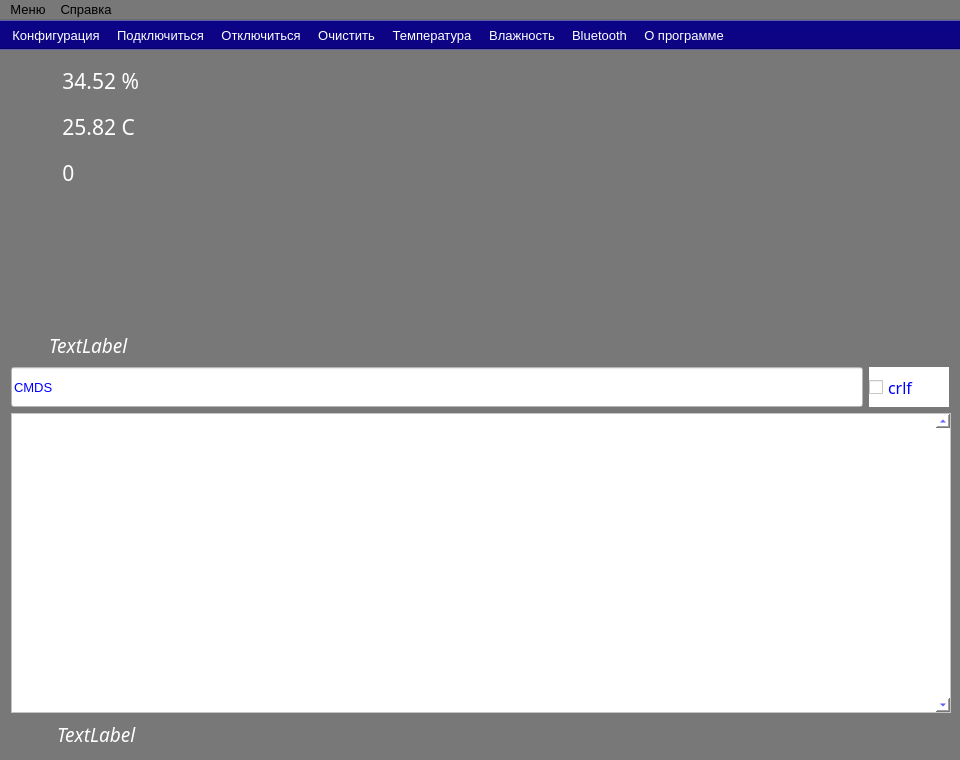
This is mainwindow.ui in salara1960/CO2_tools as Qt 5 draws it before an edit. The edited form follows.
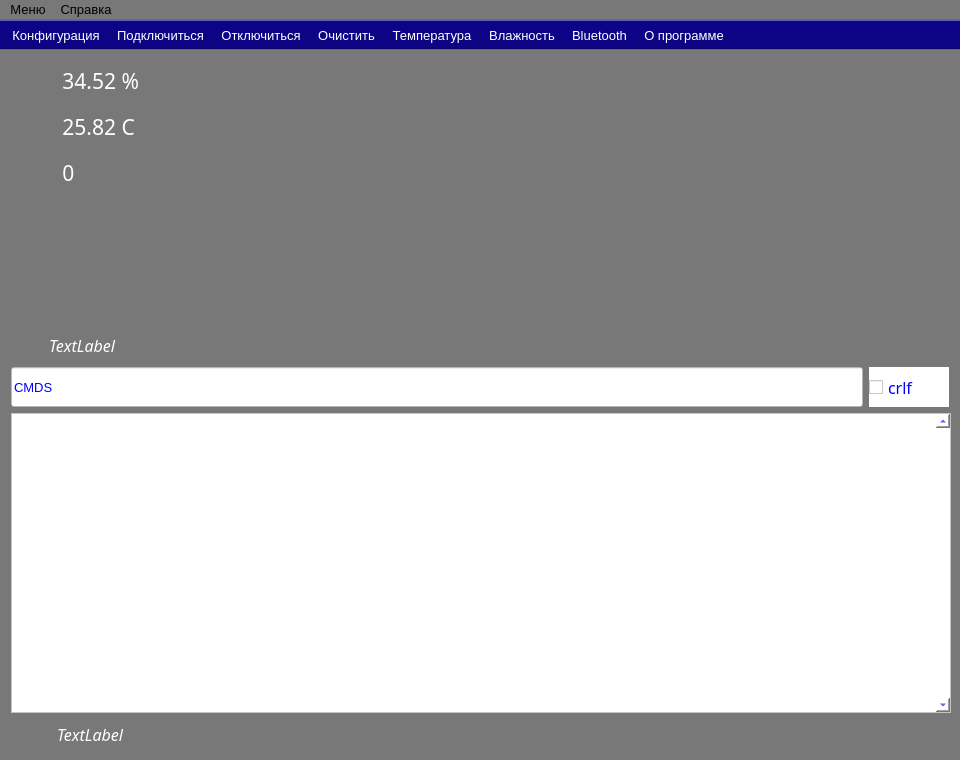
This is the edited form. Icons and pictures are not drawn.

Patch:
```diff
--- a/mainwindow.ui
+++ b/mainwindow.ui
@@ -832,7 +832,7 @@
         <property name="font">
          <font>
           <family>Sans Serif</family>
-          <pointsize>14</pointsize>
+          <pointsize>12</pointsize>
           <weight>50</weight>
           <italic>true</italic>
           <bold>false</bold>
@@ -976,7 +976,7 @@
       <property name="font">
        <font>
         <family>Sans Serif</family>
-        <pointsize>14</pointsize>
+        <pointsize>12</pointsize>
         <weight>50</weight>
         <italic>true</italic>
         <bold>false</bold>
```
Left out of the diff: 10 changed lines with no effect on the pictures.
